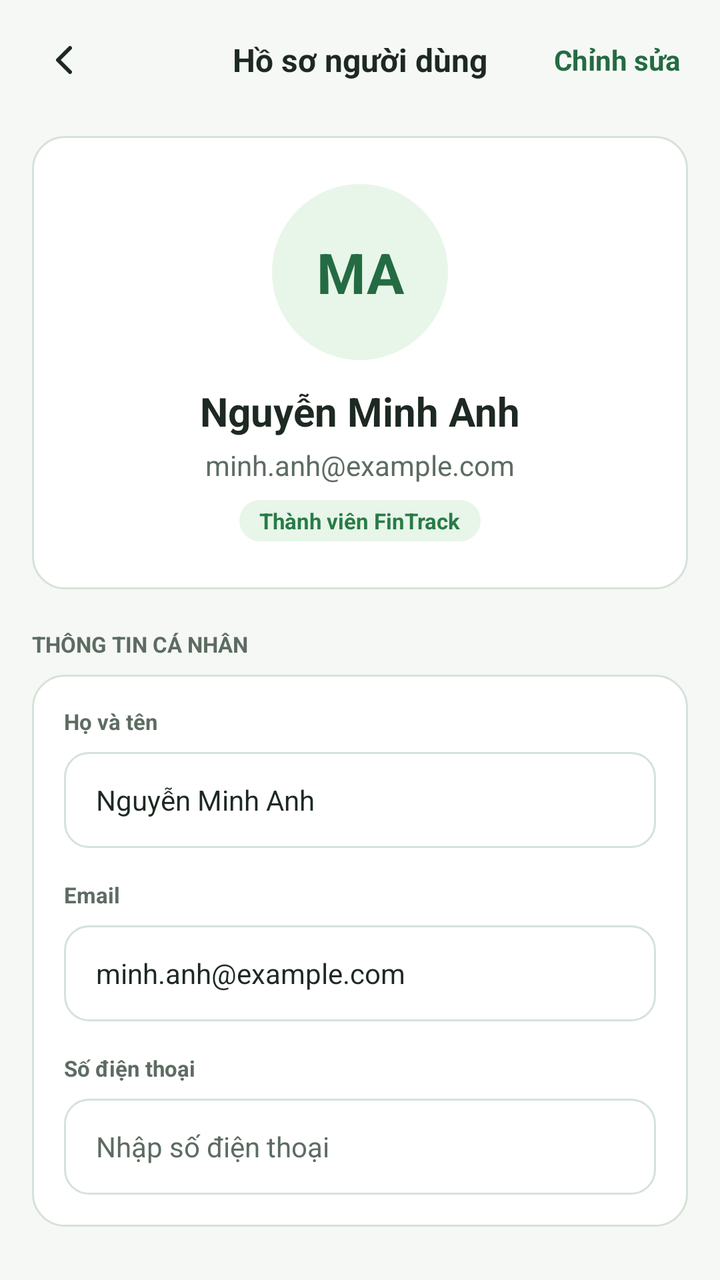
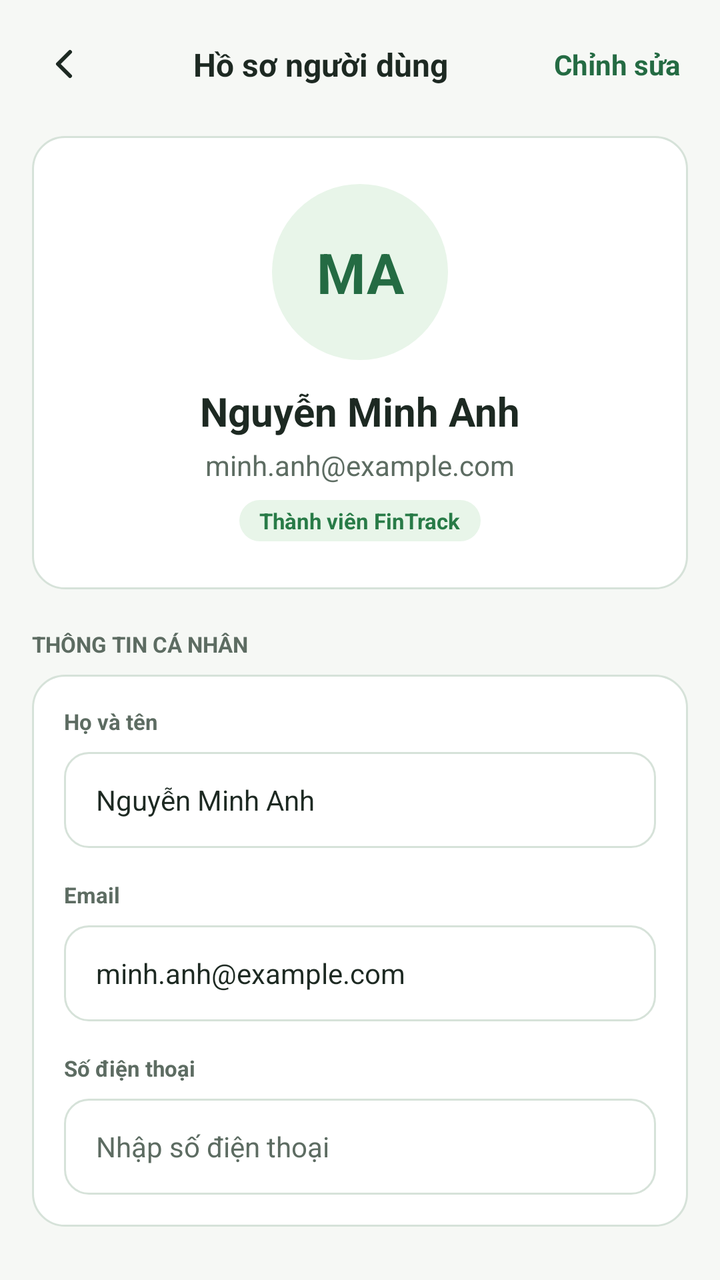

The first picture is an Android layout as it rendered before a commit; the second is the same layout after the commit. The layout source and the unified diff follow.
<!-- AndroidManifest.xml: application theme Theme.Fintrack -->
<!-- res/layout/activity_setting_user.xml -->
<?xml version="1.0" encoding="utf-8"?>
<androidx.constraintlayout.widget.ConstraintLayout xmlns:android="http://schemas.android.com/apk/res/android"
    xmlns:app="http://schemas.android.com/apk/res-auto"
    android:layout_width="match_parent"
    android:layout_height="match_parent"
    android:background="@color/bg_app_canvas"
    android:fitsSystemWindows="true">

    
    <RelativeLayout
        android:id="@+id/rlHeader"
        android:layout_width="match_parent"
        android:layout_height="wrap_content"
        android:paddingHorizontal="@dimen/spacing_16"
        android:paddingTop="@dimen/spacing_16"
        android:paddingBottom="@dimen/spacing_12"
        app:layout_constraintTop_toTopOf="parent">

        <ImageButton
            android:id="@+id/btnBack"
            android:layout_width="@dimen/icon_back_size"
            android:layout_height="@dimen/icon_back_size"
            android:layout_alignParentStart="true"
            android:layout_centerVertical="true"
            android:background="?attr/selectableItemBackgroundBorderless"
            android:contentDescription="@null"
            android:padding="4dp"
            android:src="@drawable/ic_arrow_back"
            app:tint="@color/text_primary" />

        <TextView
            android:layout_width="wrap_content"
            android:layout_height="wrap_content"
            android:layout_centerInParent="true"
            android:text="Hồ sơ người dùng"
            android:textColor="@color/text_primary"
            android:textSize="@dimen/text_size_title_section"
            android:textStyle="bold" />

        <TextView
            android:id="@+id/btnEdit"
            android:layout_width="wrap_content"
            android:layout_height="wrap_content"
            android:layout_alignParentEnd="true"
            android:layout_centerVertical="true"
            android:background="?attr/selectableItemBackground"
            android:padding="@dimen/spacing_4"
            android:text="Chỉnh sửa"
            android:textColor="@color/color_primary"
            android:textSize="@dimen/text_size_body_primary"
            android:textStyle="bold" />
    </RelativeLayout>

    <ScrollView
        android:layout_width="match_parent"
        android:layout_height="0dp"
        android:clipToPadding="false"
        android:paddingBottom="@dimen/spacing_24"
        app:layout_constraintBottom_toBottomOf="parent"
        app:layout_constraintTop_toBottomOf="@id/rlHeader">

        <LinearLayout
            android:layout_width="match_parent"
            android:layout_height="wrap_content"
            android:gravity="center_horizontal"
            android:orientation="vertical"
            android:paddingHorizontal="@dimen/spacing_16">

            <LinearLayout
                android:layout_width="match_parent"
                android:layout_height="wrap_content"
                android:orientation="vertical"
                app:layout_constraintWidth_max="440dp">

                
                <LinearLayout
                    android:layout_width="match_parent"
                    android:layout_height="wrap_content"
                    android:layout_marginTop="@dimen/spacing_8"
                    android:background="@drawable/bg_card_white"
                    android:gravity="center_horizontal"
                    android:orientation="vertical"
                    android:padding="@dimen/spacing_24">

                    <TextView
                        android:id="@+id/tvAvatarInitialsHero"
                        android:layout_width="88dp"
                        android:layout_height="88dp"
                        android:background="@drawable/bg_avatar"
                        android:gravity="center"
                        android:text="@string/sample_user_initials"
                        android:textColor="@color/color_primary"
                        android:textSize="28sp"
                        android:textStyle="bold" />

                    <TextView
                        android:id="@+id/tvDisplayName"
                        android:layout_width="wrap_content"
                        android:layout_height="wrap_content"
                        android:layout_marginTop="@dimen/spacing_12"
                        android:text="@string/sample_user_name"
                        android:textColor="@color/text_primary"
                        android:textSize="20sp"
                        android:textStyle="bold" />

                    <TextView
                        android:id="@+id/tvDisplayEmail"
                        android:layout_width="wrap_content"
                        android:layout_height="wrap_content"
                        android:layout_marginTop="4dp"
                        android:text="@string/sample_user_email"
                        android:textColor="@color/text_secondary"
                        android:textSize="@dimen/text_size_body_primary" />

                    <TextView
                        android:layout_width="wrap_content"
                        android:layout_height="wrap_content"
                        android:layout_marginTop="@dimen/spacing_8"
                        android:background="@drawable/bg_badge_in_budget"
                        android:paddingHorizontal="10dp"
                        android:paddingVertical="3dp"
                        android:text="Thành viên FinTrack"
                        android:textColor="@color/status_success"
                        android:textSize="11sp"
                        android:textStyle="bold" />
                </LinearLayout>

                <TextView
                    android:layout_width="wrap_content"
                    android:layout_height="wrap_content"
                    android:layout_marginTop="@dimen/spacing_20"
                    android:layout_marginBottom="@dimen/spacing_8"
                    android:text="THÔNG TIN CÁ NHÂN"
                    android:textColor="@color/text_secondary"
                    android:textSize="11sp"
                    android:textStyle="bold" />

                
                <LinearLayout
                    android:layout_width="match_parent"
                    android:layout_height="wrap_content"
                    android:background="@drawable/bg_card_white"
                    android:orientation="vertical"
                    android:padding="@dimen/spacing_16">

                    <TextView
                        android:layout_width="match_parent"
                        android:layout_height="wrap_content"
                        android:text="Họ và tên"
                        android:textColor="@color/text_secondary"
                        android:textSize="@dimen/text_size_caption"
                        android:textStyle="bold" />

                    <EditText
                        android:id="@+id/etFullName"
                        android:layout_width="match_parent"
                        android:layout_height="@dimen/input_height"
                        android:layout_marginTop="@dimen/spacing_8"
                        android:autofillHints="name"
                        android:background="@drawable/bg_currency_box"
                        android:enabled="false"
                        android:inputType="textPersonName"
                        android:paddingHorizontal="@dimen/spacing_16"
                        android:singleLine="true"
                        android:text="@string/sample_user_name"
                        android:textColor="@color/text_primary"
                        android:textColorHint="@color/text_hint"
                        android:textSize="@dimen/text_size_body_primary" />

                    <TextView
                        android:layout_width="match_parent"
                        android:layout_height="wrap_content"
                        android:layout_marginTop="@dimen/spacing_16"
                        android:text="Email"
                        android:textColor="@color/text_secondary"
                        android:textSize="@dimen/text_size_caption"
                        android:textStyle="bold" />

                    <EditText
                        android:id="@+id/etEmail"
                        android:layout_width="match_parent"
                        android:layout_height="@dimen/input_height"
                        android:layout_marginTop="@dimen/spacing_8"
                        android:autofillHints="emailAddress"
                        android:background="@drawable/bg_currency_box"
                        android:enabled="false"
                        android:inputType="textEmailAddress"
                        android:paddingHorizontal="@dimen/spacing_16"
                        android:singleLine="true"
                        android:text="@string/sample_user_email"
                        android:textColor="@color/text_primary"
                        android:textColorHint="@color/text_hint"
                        android:textSize="@dimen/text_size_body_primary" />

                    <TextView
                        android:layout_width="match_parent"
                        android:layout_height="wrap_content"
                        android:layout_marginTop="@dimen/spacing_16"
                        android:text="Số điện thoại"
                        android:textColor="@color/text_secondary"
                        android:textSize="@dimen/text_size_caption"
                        android:textStyle="bold" />

                    <EditText
                        android:id="@+id/etPhone"
                        android:layout_width="match_parent"
                        android:layout_height="@dimen/input_height"
                        android:layout_marginTop="@dimen/spacing_8"
                        android:autofillHints="phone"
                        android:background="@drawable/bg_currency_box"
                        android:enabled="false"
                        android:hint="Nhập số điện thoại"
                        android:inputType="phone"
                        android:paddingHorizontal="@dimen/spacing_16"
                        android:singleLine="true"
                        android:textColor="@color/text_primary"
                        android:textColorHint="@color/text_hint"
                        android:textSize="@dimen/text_size_body_primary" />
                </LinearLayout>

                <androidx.appcompat.widget.AppCompatButton
                    android:id="@+id/btnSaveProfile"
                    android:layout_width="match_parent"
                    android:layout_height="@dimen/button_height"
                    android:layout_marginTop="@dimen/spacing_24"
                    android:background="@drawable/bg_button_primary"
                    android:text="@string/btn_save_changes"
                    android:textAllCaps="false"
                    android:textColor="@color/white"
                    android:textSize="@dimen/text_size_button"
                    android:textStyle="bold"
                    android:visibility="gone" />

                <androidx.appcompat.widget.AppCompatButton
                    android:id="@+id/btnCancelEdit"
                    android:layout_width="match_parent"
                    android:layout_height="@dimen/button_height"
                    android:layout_marginTop="@dimen/spacing_12"
                    android:background="@drawable/bg_button_outline"
                    android:text="@string/btn_cancel"
                    android:textAllCaps="false"
                    android:textColor="@color/text_primary"
                    android:textSize="@dimen/text_size_button"
                    android:textStyle="bold"
                    android:visibility="gone" />

            </LinearLayout>

        </LinearLayout>
    </ScrollView>
</androidx.constraintlayout.widget.ConstraintLayout>
<!-- resources referenced by this layout -->
<resources>
  <color name="bg_app_canvas">@color/neutral_canvas</color>
  <color name="color_primary">@color/green_brand_700</color>
  <color name="status_success">@color/semantic_success</color>
  <color name="text_hint">@color/neutral_text_600</color>
  <color name="text_primary">@color/neutral_text_900</color>
  <color name="text_secondary">@color/neutral_text_600</color>
  <color name="white">#FFFFFF</color>
  <dimen name="button_height">48dp</dimen>
  <dimen name="icon_back_size">32dp</dimen>
  <dimen name="input_height">48dp</dimen>
  <dimen name="spacing_12">12dp</dimen>
  <dimen name="spacing_16">16dp</dimen>
  <dimen name="spacing_20">20dp</dimen>
  <dimen name="spacing_24">24dp</dimen>
  <dimen name="spacing_4">4dp</dimen>
  <dimen name="spacing_8">8dp</dimen>
  <dimen name="text_size_body_primary">14sp</dimen>
  <dimen name="text_size_button">14sp</dimen>
  <dimen name="text_size_caption">11sp</dimen>
  <dimen name="text_size_title_section">16sp</dimen>
  <!-- drawable bg_avatar (drawable) -->
  <?xml version="1.0" encoding="utf-8"?>
  <shape xmlns:android="http://schemas.android.com/apk/res/android"
      android:shape="oval">
      <solid android:color="#E8F5E9" />
  </shape>
  <!-- drawable bg_badge_in_budget (drawable) -->
  <?xml version="1.0" encoding="utf-8"?>
  <shape xmlns:android="http://schemas.android.com/apk/res/android"
      android:shape="rectangle">
      <solid android:color="#E8F5E9" />
      <corners android:radius="12dp" />
  </shape>
  <!-- drawable bg_button_outline (drawable) -->
  <?xml version="1.0" encoding="utf-8"?>
  <shape xmlns:android="http://schemas.android.com/apk/res/android"
      android:shape="rectangle">
      <solid android:color="#FFFFFF" />
      <stroke android:width="1dp" android:color="#D6E2D9" />
      <corners android:radius="12dp" />
  </shape>
  <!-- drawable bg_currency_box (drawable) -->
  <?xml version="1.0" encoding="utf-8"?>
  <shape xmlns:android="http://schemas.android.com/apk/res/android"
      android:shape="rectangle">
      <solid android:color="#FFFFFF" />
      <stroke android:width="1dp" android:color="#D6E2D9" />
      <corners android:radius="12dp" />
  </shape>
  <string name="btn_cancel">Huỷ</string>
  <string name="btn_save_changes">Lưu thay đổi</string>
  <string name="sample_user_email">minh.anh@example.com</string>
  <string name="sample_user_initials">MA</string>
  <string name="sample_user_name">Nguyễn Minh Anh</string>
  <style name="Theme.Fintrack" parent="Base.Theme.Fintrack" />
  <color name="neutral_canvas">#F6F8F5</color>
  <color name="green_brand_700">#246B43</color>
  <color name="semantic_success">#287B47</color>
  <color name="neutral_text_600">#5D6C62</color>
  <color name="neutral_text_900">#1D2922</color>
  <color name="color_primary_pressed">@color/green_brand_800</color>
  <dimen name="radius_input_button">12dp</dimen>
  <color name="bg_card_surface">@color/neutral_surface</color>
  <color name="divider_light">@color/neutral_border</color>
  <dimen name="radius_card">16dp</dimen>
  <color name="green_brand_800">#1C5636</color>
  <color name="neutral_surface">#FFFFFF</color>
  <color name="neutral_border">#D6E2D9</color>
  <color name="text_on_primary">@color/neutral_surface</color>
  <color name="color_accent">@color/green_accent_500</color>
  <color name="bg_surface_secondary">@color/neutral_surface_alt</color>
  <color name="green_accent_500">#4CAF50</color>
  <color name="neutral_surface_alt">#F0F4F0</color>
  <!-- unchanged entries left out for length: 4 -->
</resources>

<!-- the commit's change to res/layout/activity_setting_user.xml (unified diff, before → after) -->
@@ -7,7 +7,7 @@
     android:fitsSystemWindows="true">
 
     
-    <RelativeLayout
+    <androidx.constraintlayout.widget.ConstraintLayout
         android:id="@+id/rlHeader"
         android:layout_width="match_parent"
         android:layout_height="wrap_content"
@@ -20,56 +20,69 @@
             android:id="@+id/btnBack"
             android:layout_width="@dimen/icon_back_size"
             android:layout_height="@dimen/icon_back_size"
-            android:layout_alignParentStart="true"
-            android:layout_centerVertical="true"
             android:background="?attr/selectableItemBackgroundBorderless"
             android:contentDescription="@null"
             android:padding="4dp"
             android:src="@drawable/ic_arrow_back"
+            app:layout_constraintBottom_toBottomOf="parent"
+            app:layout_constraintStart_toStartOf="parent"
+            app:layout_constraintTop_toTopOf="parent"
             app:tint="@color/text_primary" />
 
         <TextView
-            android:layout_width="wrap_content"
+            android:id="@+id/tvHeaderTitle"
+            android:layout_width="0dp"
             android:layout_height="wrap_content"
-            android:layout_centerInParent="true"
-            android:text="Hồ sơ người dùng"
+            android:layout_marginHorizontal="@dimen/spacing_8"
+            android:gravity="center"
+            android:text="@string/user_profile_title"
             android:textColor="@color/text_primary"
             android:textSize="@dimen/text_size_title_section"
-            android:textStyle="bold" />
+            android:textStyle="bold"
+            app:layout_constraintBottom_toBottomOf="parent"
+            app:layout_constraintEnd_toStartOf="@id/btnEdit"
+            app:layout_constraintStart_toEndOf="@id/btnBack"
+            app:layout_constraintTop_toTopOf="parent" />
 
         <TextView
             android:id="@+id/btnEdit"
             android:layout_width="wrap_content"
             android:layout_height="wrap_content"
-            android:layout_alignParentEnd="true"
-            android:layout_centerVertical="true"
             android:background="?attr/selectableItemBackground"
             android:padding="@dimen/spacing_4"
-            android:text="Chỉnh sửa"
+            android:text="@string/action_edit"
             android:textColor="@color/color_primary"
             android:textSize="@dimen/text_size_body_primary"
-            android:textStyle="bold" />
-    </RelativeLayout>
+            android:textStyle="bold"
+            app:layout_constraintBottom_toBottomOf="parent"
+            app:layout_constraintEnd_toEndOf="parent"
+            app:layout_constraintTop_toTopOf="parent" />
+
+    </androidx.constraintlayout.widget.ConstraintLayout>
 
     <ScrollView
         android:layout_width="match_parent"
         android:layout_height="0dp"
         android:clipToPadding="false"
+        android:fillViewport="true"
+        android:overScrollMode="never"
         android:paddingBottom="@dimen/spacing_24"
         app:layout_constraintBottom_toBottomOf="parent"
         app:layout_constraintTop_toBottomOf="@id/rlHeader">
 
-        <LinearLayout
+        <androidx.constraintlayout.widget.ConstraintLayout
             android:layout_width="match_parent"
             android:layout_height="wrap_content"
-            android:gravity="center_horizontal"
-            android:orientation="vertical"
             android:paddingHorizontal="@dimen/spacing_16">
 
             <LinearLayout
-                android:layout_width="match_parent"
+                android:id="@+id/llFormContainer"
+                android:layout_width="0dp"
                 android:layout_height="wrap_content"
                 android:orientation="vertical"
+                app:layout_constraintEnd_toEndOf="parent"
+                app:layout_constraintStart_toStartOf="parent"
+                app:layout_constraintTop_toTopOf="parent"
                 app:layout_constraintWidth_max="440dp">
 
                 
@@ -130,7 +143,7 @@
                     android:layout_height="wrap_content"
                     android:layout_marginTop="@dimen/spacing_20"
                     android:layout_marginBottom="@dimen/spacing_8"
-                    android:text="THÔNG TIN CÁ NHÂN"
+                    android:text="@string/section_personal_info"
                     android:textColor="@color/text_secondary"
                     android:textSize="11sp"
                     android:textStyle="bold" />
@@ -146,7 +159,7 @@
                     <TextView
                         android:layout_width="match_parent"
                         android:layout_height="wrap_content"
-                        android:text="Họ và tên"
+                        android:text="@string/label_full_name"
                         android:textColor="@color/text_secondary"
                         android:textSize="@dimen/text_size_caption"
                         android:textStyle="bold" />
@@ -171,7 +184,7 @@
                         android:layout_width="match_parent"
                         android:layout_height="wrap_content"
                         android:layout_marginTop="@dimen/spacing_16"
-                        android:text="Email"
+                        android:text="@string/label_email"
                         android:textColor="@color/text_secondary"
                         android:textSize="@dimen/text_size_caption"
                         android:textStyle="bold" />
@@ -196,7 +209,7 @@
                         android:layout_width="match_parent"
                         android:layout_height="wrap_content"
                         android:layout_marginTop="@dimen/spacing_16"
-                        android:text="Số điện thoại"
+                        android:text="@string/label_phone_number"
                         android:textColor="@color/text_secondary"
                         android:textSize="@dimen/text_size_caption"
                         android:textStyle="bold" />
@@ -209,7 +222,7 @@
                         android:autofillHints="phone"
                         android:background="@drawable/bg_currency_box"
                         android:enabled="false"
-                        android:hint="Nhập số điện thoại"
+                        android:hint="@string/hint_enter_phone"
                         android:inputType="phone"
                         android:paddingHorizontal="@dimen/spacing_16"
                         android:singleLine="true"
@@ -246,6 +259,8 @@
 
             </LinearLayout>
 
-        </LinearLayout>
+        </androidx.constraintlayout.widget.ConstraintLayout>
+
     </ScrollView>
+
 </androidx.constraintlayout.widget.ConstraintLayout>
<!-- resource entries referenced after the edit -->
@@ -49,11 +49,18 @@
       <stroke android:width="1dp" android:color="#D6E2D9" />
       <corners android:radius="12dp" />
   </shape>
+  <string name="action_edit">Chỉnh sửa</string>
   <string name="btn_cancel">Huỷ</string>
   <string name="btn_save_changes">Lưu thay đổi</string>
+  <string name="hint_enter_phone">Nhập số điện thoại</string>
+  <string name="label_email">Email</string>
+  <string name="label_full_name">Họ và tên</string>
+  <string name="label_phone_number">Số điện thoại</string>
   <string name="sample_user_email">minh.anh@example.com</string>
   <string name="sample_user_initials">MA</string>
   <string name="sample_user_name">Nguyễn Minh Anh</string>
+  <string name="section_personal_info">THÔNG TIN CÁ NHÂN</string>
+  <string name="user_profile_title">Hồ sơ người dùng</string>
   <style name="Theme.Fintrack" parent="Base.Theme.Fintrack" />
   <color name="neutral_canvas">#F6F8F5</color>
   <color name="green_brand_700">#246B43</color>
